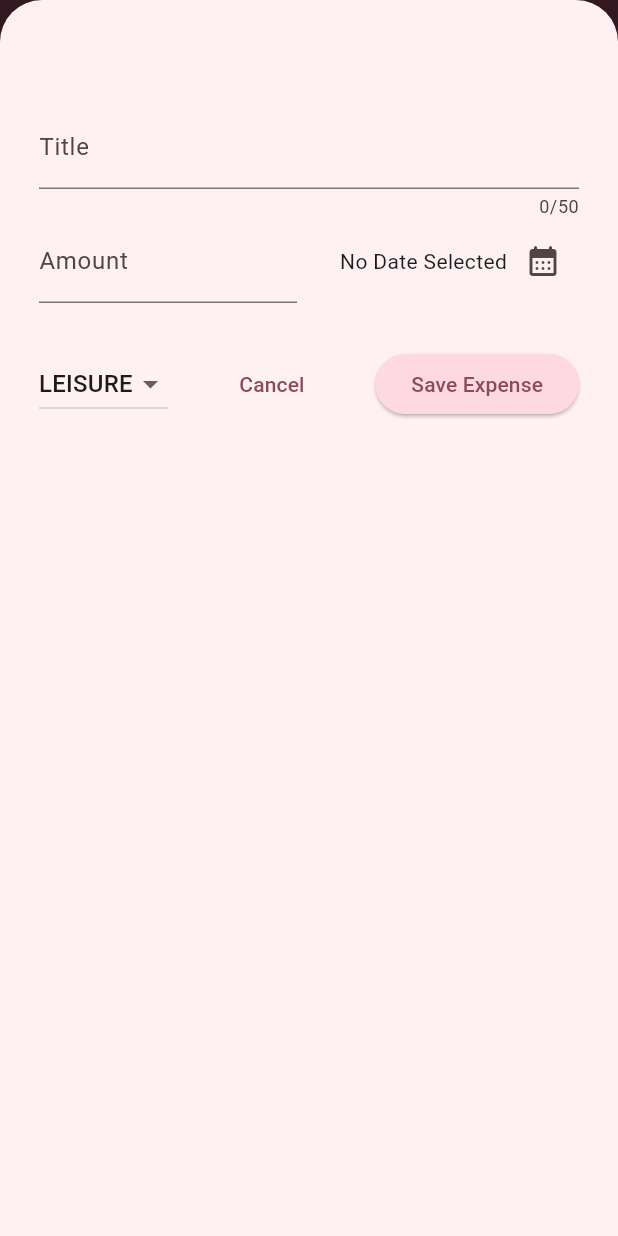
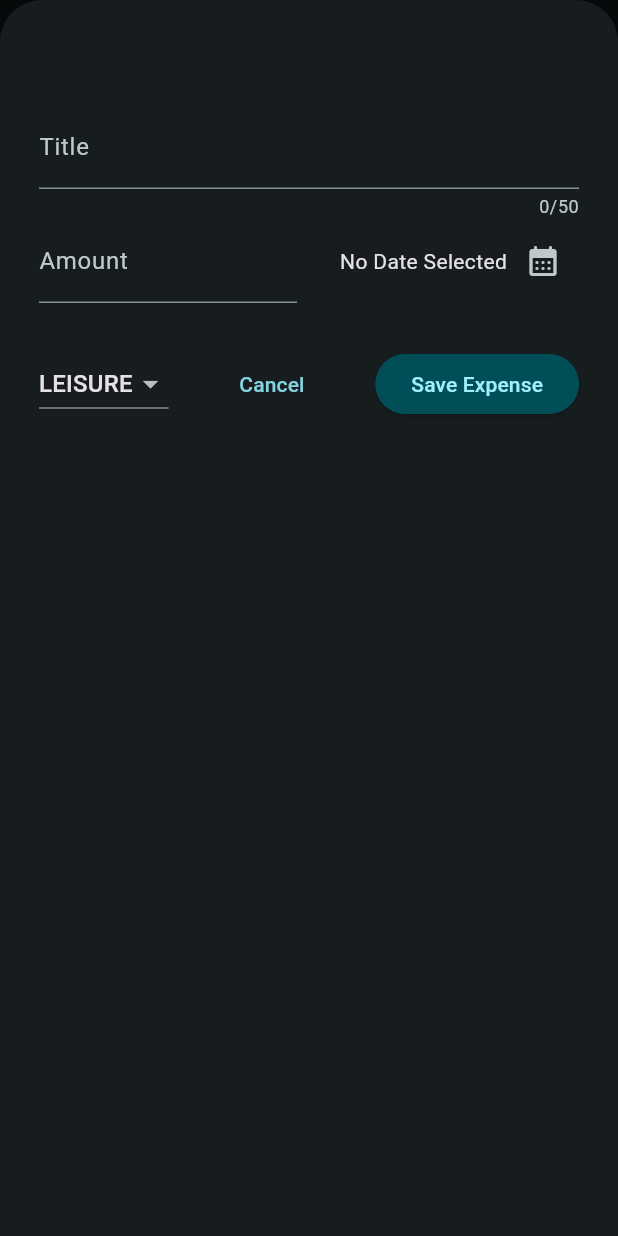
Before and after one commit to rajin-khan/flutter-self, a Flutter app: the screen it shows after launch, after a tap on the "add circle" icon, on a phone screen of 412 x 824 dp. Run offline on Flutter 3.47's test engine with Material 3 defaults, Android fonts, the phone set to English and light mode, and no system bars; our stand-ins replace speech_to_text.

Commit message:
Add dark mode theming

```diff
--- a/expense_tracker/lib/main.dart
+++ b/expense_tracker/lib/main.dart
@@ -6,9 +6,33 @@ var kColorScheme = ColorScheme.fromSeed(
     seedColor:
         Colors.black); //k is the prefix used for global variables in flutter
 
+var kDarkColorScheme = ColorScheme.fromSeed(
+  brightness: Brightness.dark, //for dark mode
+  seedColor: Colors.grey,
+); //for dark mode
+
 void main() {
   runApp(
     MaterialApp(
+      darkTheme: ThemeData.dark().copyWith(
+        //the dark theme part, .dark pre configures a lot of dark mode defaults.
+        colorScheme: kDarkColorScheme,
+        cardTheme: CardTheme().copyWith(
+          //you wanna use copy with for all theming, to make sure it copies all the defaults so you don't have to set them up, then you modify whatever specific part you want.
+          color: kDarkColorScheme.secondaryContainer,
+          margin: const EdgeInsets.symmetric(
+            horizontal: 16,
+            vertical: 8,
+          ),
+        ),
+        elevatedButtonTheme: ElevatedButtonThemeData(
+          style: ElevatedButton.styleFrom(
+            //some widgets have copyWith, some have styleFrom
+            backgroundColor: kDarkColorScheme.primaryContainer,
+            foregroundColor: kDarkColorScheme.onPrimaryContainer,
+          ),
+        ),
+      ),
       theme: ThemeData().copyWith(
         colorScheme: kColorScheme,
         appBarTheme: const AppBarTheme().copyWith(
@@ -33,10 +57,12 @@ void main() {
               titleLarge: TextStyle(
                 fontWeight: FontWeight.bold,
                 color: kColorScheme.onSecondaryContainer,
-                fontSize: 18,
+                fontSize: 16,
               ),
             ),
       ),
+      themeMode:
+          ThemeMode.dark, //set a default, use .system to make it as default
       home: const Expenses(),
     ),
   );
--- a/expense_tracker/lib/widgets/expenses_list/expense_item.dart
+++ b/expense_tracker/lib/widgets/expenses_list/expense_item.dart
@@ -16,8 +16,12 @@ class ExpenseItem extends StatelessWidget {
           vertical: 16,
         ),
         child: Column(
+          crossAxisAlignment: CrossAxisAlignment.start,
           children: [
-            Text(expense.title),
+            Text(
+              expense.title,
+              style: Theme.of(context).textTheme.titleLarge, //to use theme color scheme anywhere
+            ),
             const SizedBox(height: 4),
             Row(
               children: [
@@ -28,7 +32,8 @@ class ExpenseItem extends StatelessWidget {
                   children: [
                     Icon(categoryIcons[expense.category]),
                     const SizedBox(width: 8),
-                    Text(expense.formattedDate) //since getter is a special method, you don't need to add parentheses here
+                    Text(expense
+                        .formattedDate) //since getter is a special method, you don't need to add parentheses here
                   ],
                 )
               ],
--- a/expense_tracker/lib/widgets/expenses_list/expenses_list.dart
+++ b/expense_tracker/lib/widgets/expenses_list/expenses_list.dart
@@ -19,6 +19,10 @@ class ExpensesList extends StatelessWidget {
       itemCount: expenses.length,
       itemBuilder: (context, index) => Dismissible(
         key: ValueKey(expenses[index]),
+        background: Container(
+          color: Theme.of(context).colorScheme.error.withOpacity(0.5),
+          margin: EdgeInsets.symmetric(horizontal: Theme.of(context).cardTheme.margin!.horizontal), //get the horizontal margin data from cardTheme, it may be null, or dart thinks so, so exclamation mark added.
+        ), //to use theme color scheme anywhere
         onDismissed: (direction) {
           onRemoveExpense(expenses[index]);
         },
```
